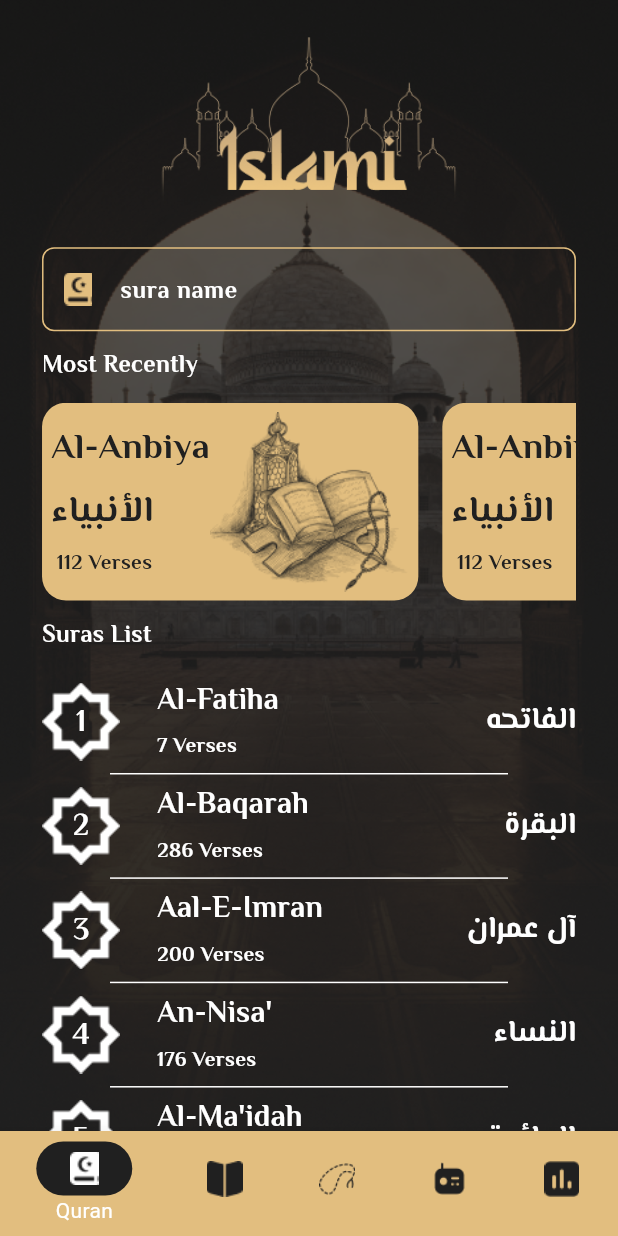
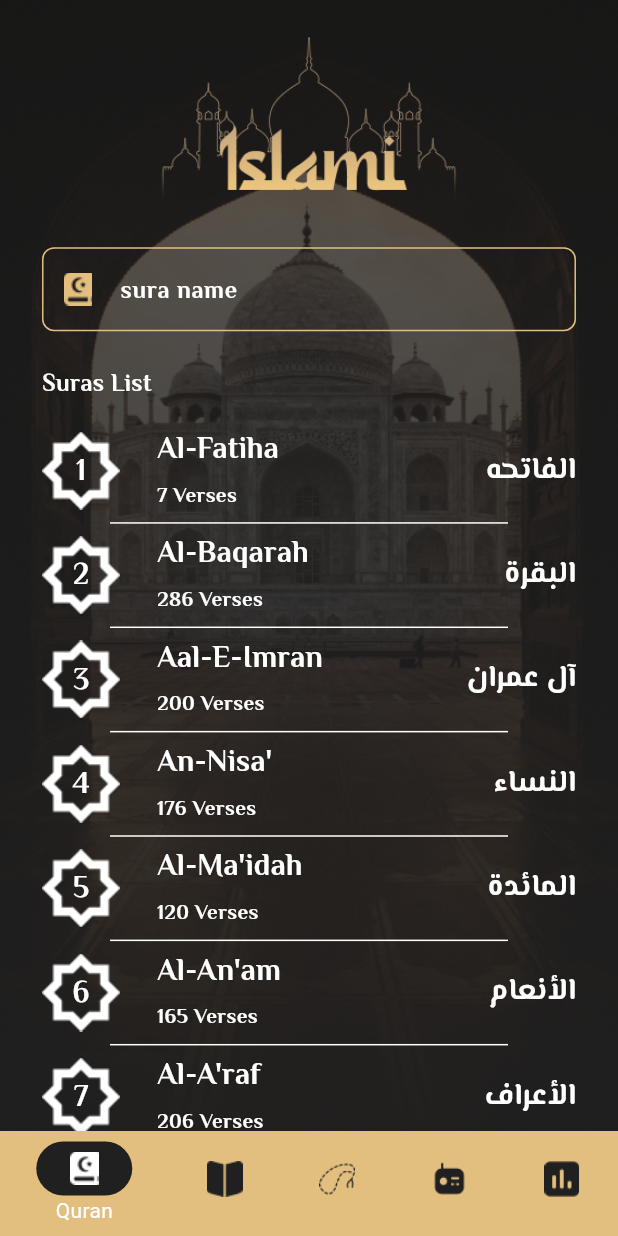
Before and after one commit to ahmedmostafa361/Islami-app, a Flutter app: the screen it shows after launch, after a tap on "Skip", after a tap on "Done", on a phone screen of 412 x 824 dp. Run offline on Flutter 3.47's test engine with Material 3 defaults, Android fonts, the phone set to English and light mode, and no system bars; our stand-ins replace google_fonts, introduction_screen, shared_preferences.

Commit message:
+ add most recently logic + add provider for most recently

```diff
--- a/lib/main.dart
+++ b/lib/main.dart
@@ -1,12 +1,16 @@
 import 'package:flutter/material.dart';
+import 'package:islami_app_flutter/providers/most_recent_provider%20.dart';
 import 'package:islami_app_flutter/ui/home_screen%20.dart';
 import 'package:islami_app_flutter/ui/home_screen/tabs_home_screens/quran_bg/sura_details/sura_screen%20.dart';
 import 'package:islami_app_flutter/ui/intro_screen/intro_screen%20.dart';
 import 'package:islami_app_flutter/utlis/app_routes%20.dart';
 import 'package:islami_app_flutter/utlis/app_theme%20.dart';
+import 'package:provider/provider.dart';
 
 void main(){
-  runApp(Myapp());
+  runApp(ChangeNotifierProvider(
+      create: (context) => MostRecentProvider(),
+      child: Myapp()));
 }
 class Myapp extends StatelessWidget {
   @override
--- /dev/null
+++ b/lib/providers/most_recent_provider .dart
@@ -0,0 +1,20 @@
+import 'package:flutter/material.dart';
+import 'package:shared_preferences/shared_preferences.dart';
+
+import '../utlis/shared_preferences_helper .dart';
+
+class MostRecentProvider extends ChangeNotifier {
+  List<int> mostRecentList = [];
+
+  Future<void> readLastSuraList() async {
+    final SharedPreferences prefs = await SharedPreferences.getInstance();
+    List<String> mostRecentListAsString =
+        prefs.getStringList(SharedPrefsKey.mostRecentList) ?? [];
+    List<int> mostRecentListAsInt = mostRecentListAsString
+        .map((element) => int.parse(element))
+        .toList();
+
+    mostRecentList = mostRecentListAsInt.reversed.toList();
+    notifyListeners();
+  }
+}
--- a/lib/ui/home_screen/tabs_home_screens/quran_bg/horizontalListView .dart
+++ /dev/null
@@ -1,30 +0,0 @@
-import 'package:flutter/material.dart';
-import 'package:islami_app_flutter/utlis/app_colors .dart';
-import 'package:islami_app_flutter/utlis/app_assets .dart';
-import 'package:islami_app_flutter/utlis/app_text .dart';
-
-class Horizontallistview  extends StatelessWidget {
-  const Horizontallistview ({super.key});
-
-  @override
-  Widget build(BuildContext context) {
-    return Container(margin: EdgeInsets.only(right: 16),
-      padding: EdgeInsets.all(6),
-      decoration: BoxDecoration(color: AppColors.goldColor,borderRadius: BorderRadius.circular(16)),
-      child: Row(
-        children: [
-          Column(
-            mainAxisAlignment: MainAxisAlignment.spaceEvenly,
-            crossAxisAlignment: CrossAxisAlignment.start,
-            children: [
-              Text('Al-Anbiya',style: AppTextStyle.bold24Black,),
-              Text('الأنبياء',style: AppTextStyle.bold24Black,),
-              Text(' 112 Verses ',style: AppTextStyle.bold14Black,),
-            ],
-          ),
-          Image(image: AssetImage(AppAssets.imgRecent),fit: BoxFit.fill,color: AppColors.blackColor,)
-        ],
-      ),
-    );
-  }
-}
--- /dev/null
+++ b/lib/ui/home_screen/tabs_home_screens/quran_bg/most_recent_widget/most_recently_widget .dart
@@ -0,0 +1,40 @@
+import 'package:flutter/material.dart';
+import 'package:islami_app_flutter/ui/home_screen/tabs_home_screens/quran_bg/most_recent_widget/horizontallist_item.dart';
+
+import '../../../../../utlis/app_text .dart';
+
+class MostRecentlyWidget extends StatelessWidget {
+  final List<int> mostRecentList;
+
+  const MostRecentlyWidget({super.key, required this.mostRecentList});
+
+  @override
+  Widget build(BuildContext context) {
+    var height = MediaQuery.of(context).size.height;
+
+    return Visibility(
+      visible: mostRecentList.isNotEmpty,
+      child: Column(
+        crossAxisAlignment: CrossAxisAlignment.stretch,
+        mainAxisAlignment: MainAxisAlignment.start,
+        children: [
+          Text('Most Recently', style: AppTextStyle.bold16White),
+          SizedBox(height: height * 0.015),
+          Container(
+            height: height * 0.16,
+            child: ListView.separated(
+              scrollDirection: Axis.horizontal,
+              itemBuilder: (context, index) {
+                return HorizontallistItem(index: mostRecentList[index]);
+              },
+              separatorBuilder: (context, index) {
+                return Divider();
+              },
+              itemCount: mostRecentList.length,
+            ),
+          ),
+        ],
+      ),
+    );
+  }
+}
--- a/lib/ui/home_screen/tabs_home_screens/quran_bg/quranScreen .dart
+++ b/lib/ui/home_screen/tabs_home_screens/quran_bg/quranScreen .dart
@@ -1,21 +1,36 @@
 import 'package:flutter/material.dart';
-import 'package:islami_app_flutter/ui/home_screen/tabs_home_screens/quran_bg/horizontalListView%20.dart';
+import 'package:islami_app_flutter/providers/most_recent_provider%20.dart';
 import 'package:islami_app_flutter/ui/home_screen/tabs_home_screens/quran_bg/sura_details/suras_details%20.dart';
 import 'package:islami_app_flutter/ui/home_screen/tabs_home_screens/quran_bg/verticalListView%20.dart';
-import 'package:islami_app_flutter/utlis/app_assets%20.dart';
-import 'package:islami_app_flutter/utlis/app_colors%20.dart';
-import 'package:islami_app_flutter/utlis/app_routes%20.dart';
-import 'package:islami_app_flutter/utlis/app_text%20.dart';
+import 'package:provider/provider.dart';
+
+import '../../../../utlis/app_assets .dart';
+import '../../../../utlis/app_colors .dart';
+import '../../../../utlis/app_routes .dart';
+import '../../../../utlis/app_text .dart';
+import '../../../../utlis/shared_preferences_helper .dart';
+import 'most_recent_widget/most_recently_widget .dart';
 
 class Quranscreen extends StatefulWidget {
-  Quranscreen({super.key});
+  const Quranscreen({super.key});
 
   @override
   State<Quranscreen> createState() => _QuranscreenState();
 }
 
 class _QuranscreenState extends State<Quranscreen> {
-  List<int> filterList = List.generate(114, (index) => index,);
+  List<int> filterList = List.generate(114, (index) => index);
+  List<int> mostRecentList = [];
+  late MostRecentProvider mostRecentProvider;
+
+  @override
+  void initState() {
+    super.initState();
+    WidgetsBinding.instance.addPostFrameCallback((_) {
+      mostRecentProvider.readLastSuraList();
+    },);
+  }
+
 
   @override
   Widget build(BuildContext context) {
@@ -27,54 +42,47 @@ class _QuranscreenState extends State<Quranscreen> {
         .of(context)
         .size
         .width;
-
+    mostRecentProvider = Provider.of<MostRecentProvider>(context);
     return Padding(
       padding: EdgeInsets.symmetric(horizontal: width * 0.068),
-      child: Column(crossAxisAlignment: CrossAxisAlignment.stretch,
+      child: Column(
+        crossAxisAlignment: CrossAxisAlignment.stretch,
         children: [
-          TextField(cursorColor: AppColors.whiteColor,
+          TextField(
+            cursorColor: AppColors.whiteColor,
             decoration: InputDecoration(
-                prefixIcon: Image(image: AssetImage(AppAssets.iconQuran),
-                    color: AppColors.goldColor),
+              prefixIcon: Image(
+                image: AssetImage(AppAssets.iconQuran),
+                color: AppColors.goldColor,
+              ),
               hintText: 'sura name',
               hintStyle: AppTextStyle.bold16White,
               enabledBorder: textFieldBorder(),
-                focusedBorder: textFieldBorder()
+              focusedBorder: textFieldBorder(),
             ),
-            style: TextStyle(color: AppColors.whiteColor),
+            style: const TextStyle(color: AppColors.whiteColor),
             onChanged: (newText) {
               searchResultText(newText);
             },
           ),
-          SizedBox(height: height * 0.015,),
-          Text('Most Recently', style: AppTextStyle.bold16White,),
-          SizedBox(height: height * 0.015,),
-          Container(
-            // color: Colors.deepPurple,
-            height: height * 0.16,
-            width: 100,
+          SizedBox(height: height * 0.015),
+          MostRecentlyWidget(mostRecentList: mostRecentProvider.mostRecentList),
+          SizedBox(height: height * 0.015),
+          Text('Suras List', style: AppTextStyle.bold16White),
+          SizedBox(height: height * 0.014),
+          Expanded(
             child: ListView.separated(
-                scrollDirection: Axis.horizontal,
-                itemBuilder: (context, index) {
-                  return Horizontallistview();
-                },
-                separatorBuilder: (context, index) {
-                  return Divider(height: 1, color: Colors.red, thickness: 5,);
-                },
-                itemCount: 8),
-          ),
-          SizedBox(height: height * 0.015,),
-          Text('Suras List', style: AppTextStyle.bold16White,),
-          SizedBox(height: height * 0.014,),
-          Expanded(child: ListView.separated(
-            padding: EdgeInsets.all(0),
+              padding: EdgeInsets.zero,
               itemBuilder: (context, index) {
                 return InkWell(
                   onTap: () {
-                  Navigator.of(
-                    context,
-                  ).pushNamed(
-                      AppRoutes.suraScreenRoute, arguments: filterList[index]);
+                    saveLastSuraIndex(filterList[index]).then((_) {
+                      mostRecentProvider.readLastSuraList();
+                    });
+                    Navigator.of(context).pushNamed(
+                      AppRoutes.suraScreenRoute,
+                      arguments: filterList[index],
+                    );
                   },
                   child: Verticallistview(index: filterList[index]),
                 );
@@ -99,27 +107,27 @@ class _QuranscreenState extends State<Quranscreen> {
   OutlineInputBorder textFieldBorder() {
     return OutlineInputBorder(
       borderRadius: BorderRadius.circular(8),
-      borderSide: BorderSide(color: AppColors.goldColor),
+      borderSide: const BorderSide(color: AppColors.goldColor),
     );
   }
 
   void searchResultText(String newText) {
     List<int> searchReasultList = [];
     for (int i = 0; i < SurasDetails.englishQuranSurahs.length; i++) {
-      if (SurasDetails.englishQuranSurahs[i].toLowerCase().contains(
-          newText.toLowerCase())) {
+      if (SurasDetails.englishQuranSurahs[i]
+          .toLowerCase()
+          .contains(newText.toLowerCase())) {
         searchReasultList.add(i);
       }
     }
     for (int i = 0; i < SurasDetails.arabicAuranSuras.length; i++) {
-      if (SurasDetails.arabicAuranSuras[i].toLowerCase().contains(
-          newText.toLowerCase())) {
+      if (SurasDetails.arabicAuranSuras[i]
+          .toLowerCase()
+          .contains(newText.toLowerCase())) {
         searchReasultList.add(i);
       }
     }
     filterList = searchReasultList;
-    setState(() {
-
-    });
+    setState(() {});
   }
 }
--- a/pubspec.yaml
+++ b/pubspec.yaml
@@ -37,6 +37,8 @@ dependencies:
   flutter_native_splash: ^2.4.6
   introduction_screen: ^4.0.0
   google_fonts: ^6.3.1
+  shared_preferences: ^2.5.3
+  provider: ^6.1.5+1
 
 dev_dependencies:
   flutter_test:
```
Also changed, not shown: lib/ui/home_screen/tabs_home_screens/quran_bg/most_recent_widget/horizontallist_item.dart (added, +50 -0 lines), lib/ui/home_screen/tabs_home_screens/quran_bg/sura_details/sura_screen .dart (+7 -0 lines), lib/utlis/shared_preferences_helper .dart (added, +30 -0 lines), pubspec.lock. Lines whose indentation alone changed are shown as unchanged.
